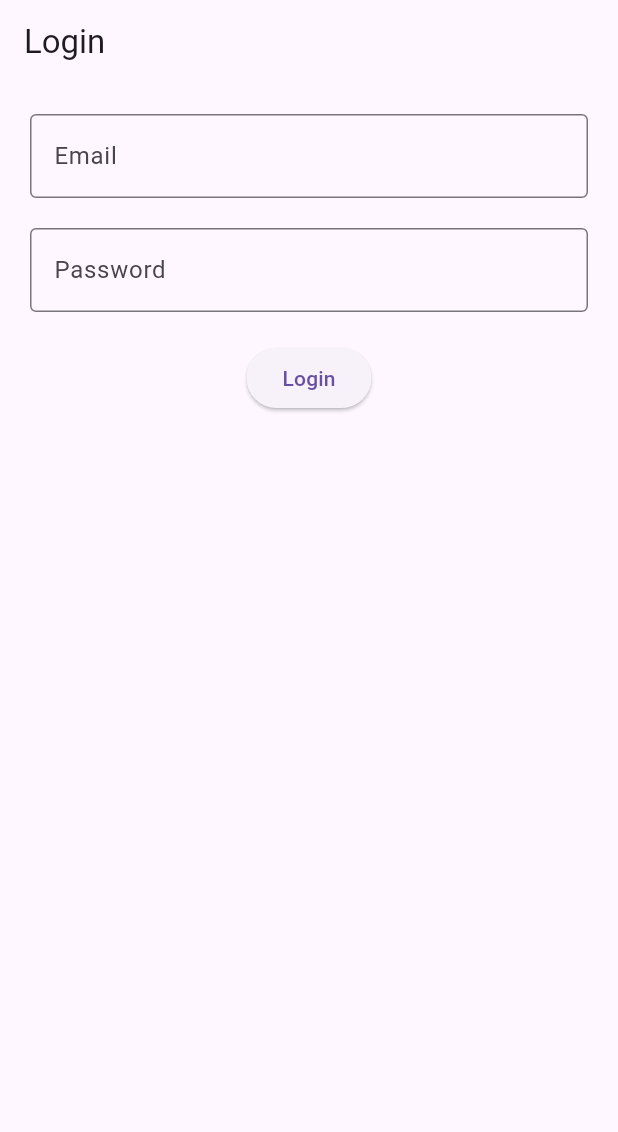
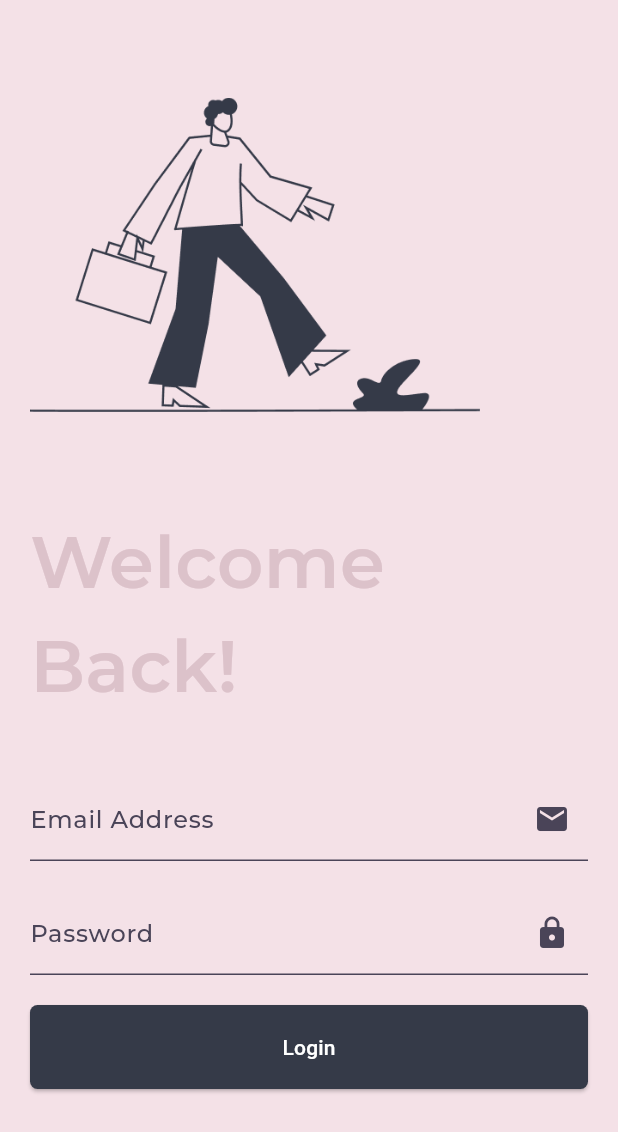
Before and after one commit to aete-sam/flutter_week1_login_app, a Flutter app: the screen it shows after launch, on a phone screen of 412 x 824 dp. Shown: the top 1132 px of the screen. Run offline on Flutter 3.47's test engine with Material 3 defaults, Android fonts, the phone set to English and light mode, and no system bars; our stand-ins replace google_fonts.

Commit message:
Login page UI changes

```diff
--- a/lib/screens/login.dart
+++ b/lib/screens/login.dart
@@ -1,5 +1,6 @@
 import 'home.dart';
 import 'package:flutter/material.dart';
+import 'package:google_fonts/google_fonts.dart';
 
 class Login extends StatefulWidget {
   const Login({super.key});
@@ -18,32 +19,99 @@ class _LoginState extends State<Login> {
   @override
   Widget build(BuildContext context) {
     return Scaffold(
-      appBar: AppBar(title: const Text("Login")),
+      backgroundColor: const Color(0xFFF4E1E7),
       body: Padding(
         padding: const EdgeInsets.all(20),
         child: Form(
           key: _formkey,
+          child: SingleChildScrollView(
             child: Column(
+              crossAxisAlignment: CrossAxisAlignment.stretch,
+              mainAxisSize: MainAxisSize.min,
               children: [
+                Align(
+                  alignment: Alignment.topLeft,
+                  child: Image.asset(
+                    'assets/illustrations/login-back.png',
+                    height: 300,
+                    width: 300,
+                    fit: BoxFit.contain,
+                  ),
+                ),
+                const SizedBox(height: 20),
+                Center(
+                  child: Text(
+                    'Welcome Back!',
+                    style: GoogleFonts.montserrat(
+                      fontSize: 48,
+                      fontWeight: FontWeight.w600,
+                      color: const Color(0xFFDCC2CA),
+                    ),
+                  ),
+                ),
+                const SizedBox(height: 40),
                 TextFormField(
                   controller: emailController,
-                decoration: const InputDecoration(
-                  labelText: 'Email',
-                  border: OutlineInputBorder(),
+                  decoration: InputDecoration(
+                    labelText: 'Email Address',
+                    labelStyle: GoogleFonts.montserrat(
+                      color: const Color(0xFF4A4458),
+                      fontWeight: FontWeight.w500,
+                    ),
+                    enabledBorder: const UnderlineInputBorder(
+                      borderSide: BorderSide(color: Color(0xFF4A4458)),
+                    ),
+                    focusedBorder: const UnderlineInputBorder(
+                      borderSide: BorderSide(
+                        color: Color(0xFF353A48),
+                        width: 2,
+                      ),
+                    ),
+                    suffixIcon: const Icon(
+                      Icons.email,
+                      color: Color(0xFF4A4458),
+                    ),
                   ),
                 ),
                 const SizedBox(height: 20),
 
                 TextFormField(
                   controller: passwordController,
-                decoration: const InputDecoration(
+                  obscureText: true,
+                  decoration: InputDecoration(
                     labelText: 'Password',
-                  border: OutlineInputBorder(),
+                    labelStyle: GoogleFonts.montserrat(
+                      color: const Color(0xFF4A4458),
+                      fontWeight: FontWeight.w500,
+                    ),
+                    enabledBorder: const UnderlineInputBorder(
+                      borderSide: BorderSide(color: Color(0xFF4A4458)),
+                    ),
+                    focusedBorder: const UnderlineInputBorder(
+                      borderSide: BorderSide(
+                        color: Color(0xFF353A48),
+                        width: 2,
+                      ),
+                    ),
+                    suffixIcon: const Icon(
+                      Icons.lock,
+                      color: Color(0xFF4A4458),
+                    ),
                   ),
                 ),
                 const SizedBox(height: 20),
 
-              ElevatedButton(
+                SizedBox(
+                  width: double.maxFinite,
+                  child: ElevatedButton(
+                    style: ElevatedButton.styleFrom(
+                      backgroundColor: const Color(0xFF353A48),
+                      foregroundColor: const Color(0xFFFFFFFF),
+                      padding: const EdgeInsets.symmetric(vertical: 18),
+                      shape: RoundedRectangleBorder(
+                        borderRadius: BorderRadius.circular(5),
+                      ),
+                    ),
                     onPressed: () {
                       Navigator.push(
                         context,
@@ -52,7 +120,9 @@ class _LoginState extends State<Login> {
                     },
                     child: const Text('Login'),
                   ),
+                ),
               ],
+            ),
           ),
         ),
       ),
```
Also changed, not shown: pubspec.yaml (+6 -2 lines), assets/illustrations/login-back.png (added), pubspec.lock. Lines whose indentation alone changed are shown as unchanged.
